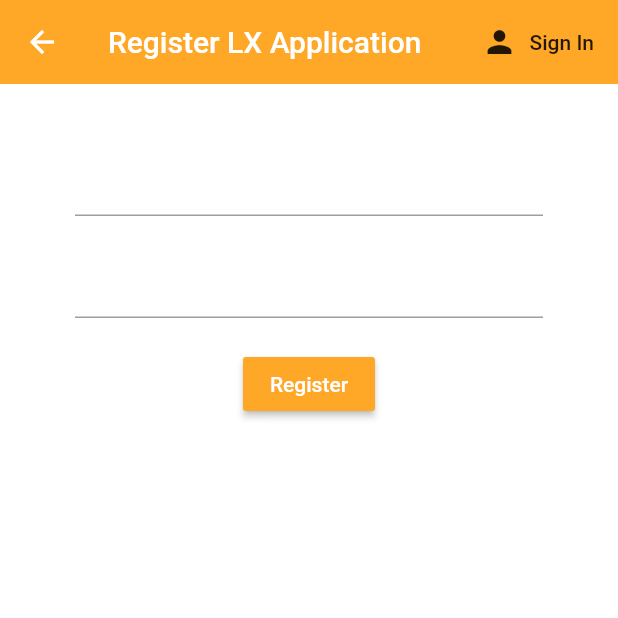
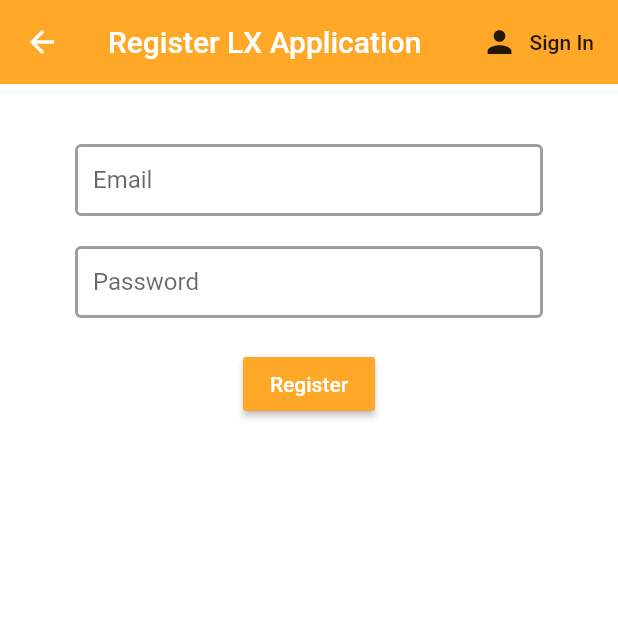
Before and after one commit to jasonnonstop10/csc234projectGroup3, a Flutter app: the Register screen opened directly, on a phone screen of 412 x 824 dp, the top half of it. Run offline on Flutter 3.47's test engine with Material 2 defaults, Android fonts, the phone set to English and light mode, and no system bars; our stand-ins replace firebase_auth; accounts and stored records are empty.

Commit message:
[UPDATE]First decoration
Text Input Field

```diff
--- a/lxapp/lib/screens/authenticate/register.dart
+++ b/lxapp/lib/screens/authenticate/register.dart
@@ -1,5 +1,6 @@
 import 'package:flutter/material.dart';
 import 'package:lxapp/services/auth.dart';
+import 'package:lxapp/shared/constants.dart';
 class Register extends StatefulWidget {
   final Function toggleView;
   Register({ this.toggleView });
@@ -42,6 +43,7 @@ class _RegisterState extends State<Register> {
             children: <Widget>[
               SizedBox(height: 20.0),
               TextFormField(
+                decoration: textInputDecoration.copyWith(hintText: 'Email'),
                 validator: (val) => val.isEmpty ? 'Enter an email' : null,
                 onChanged: (val) {
                   setState(() => email = val);
@@ -49,6 +51,7 @@ class _RegisterState extends State<Register> {
               ),
               SizedBox(height: 20.0),
               TextFormField(
+                decoration: textInputDecoration.copyWith(hintText: 'Password'),
                 obscureText: true,
                 validator: (val) => val.length < 8 ? 'Enter the password 8+ charactors' : null,
                 onChanged: (val) {
--- a/lxapp/lib/screens/authenticate/sign_in.dart
+++ b/lxapp/lib/screens/authenticate/sign_in.dart
@@ -1,5 +1,6 @@
 import 'package:flutter/material.dart';
 import 'package:lxapp/services/auth.dart';
+import 'package:lxapp/shared/constants.dart';
 
 class SignIn extends StatefulWidget {
   final Function toggleView;
@@ -41,6 +42,7 @@ class _SignInState extends State<SignIn> {
             children: <Widget>[
               SizedBox(height: 20.0),
               TextFormField(
+                decoration: textInputDecoration.copyWith(hintText: 'Email'),
                 validator: (val) => val.isEmpty ? 'Enter an email' : null,
                 onChanged: (val) {
                   setState(() => email = val);
@@ -48,6 +50,7 @@ class _SignInState extends State<SignIn> {
               ),
               SizedBox(height: 20.0),
               TextFormField(
+                decoration: textInputDecoration.copyWith(hintText: 'Password'),
                 validator: (val) => val.length < 8 ? 'Enter the password' : null,
                 obscureText: true,
                 onChanged: (val) {
--- /dev/null
+++ b/lxapp/lib/shared/constants.dart
@@ -0,0 +1,13 @@
+import 'package:flutter/material.dart';
+
+const textInputDecoration = InputDecoration(
+  fillColor: Colors.white,
+  filled: true,
+  contentPadding: EdgeInsets.all(12.0),
+  enabledBorder: OutlineInputBorder(
+    borderSide: BorderSide(color: Colors.grey, width: 2.0),
+  ),
+  focusedBorder: OutlineInputBorder(
+    borderSide: BorderSide(color: Colors.orange, width: 2.0),
+  ),
+);
```
